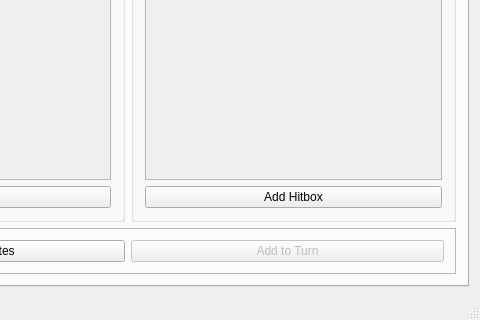
Before: the Qt Designer form src/mainwindow.ui in zobin8/talented-gm, drawn with Qt 5; both pictures show x 886 to 1366 and y 448 to 768 of the 1366 by 768 pixel window.
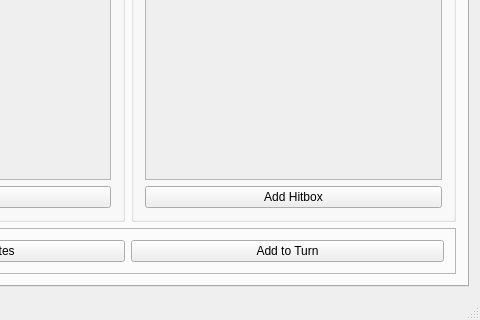
After: the same form once the commit is applied. The open tabs and pages were chosen to show the change.

What changed in the file:
```diff
--- a/src/mainwindow.ui
+++ b/src/mainwindow.ui
@@ -1819,7 +1819,7 @@
               <item>
                <widget class="QPushButton" name="editNPCToTurn">
                 <property name="enabled">
-                 <bool>false</bool>
+                 <bool>true</bool>
                 </property>
                 <property name="text">
                  <string>Add to Turn</string>
```
Left out of the diff: 2 changed lines with no effect on the pictures.
